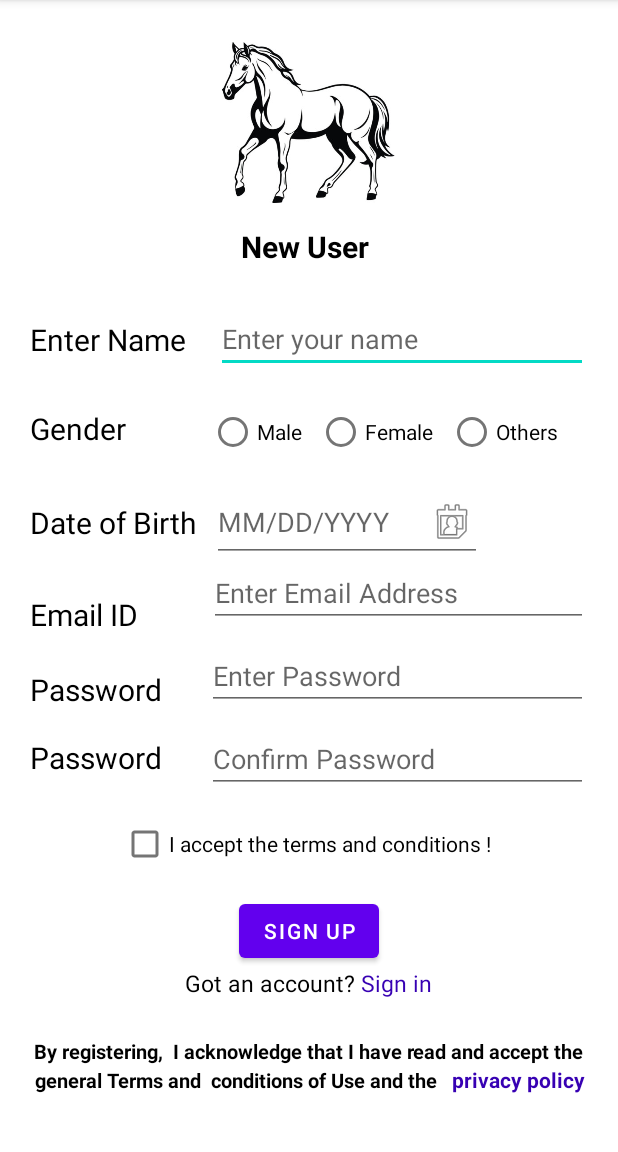
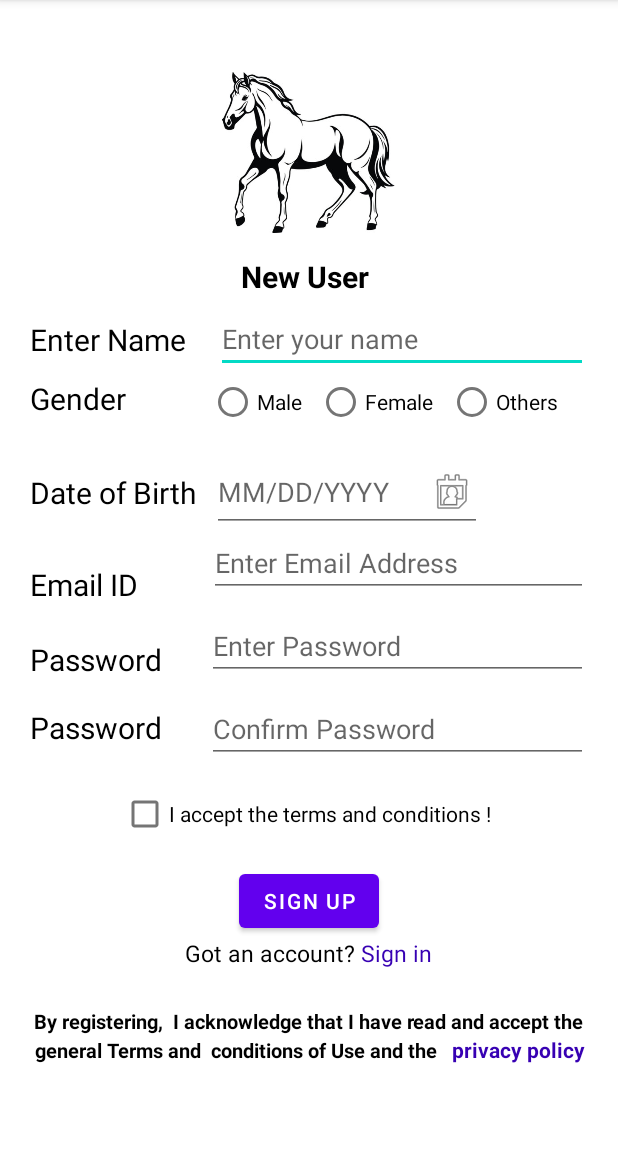
Before and after one commit to SumanTanwar/github_finalProjectAndroid, an Android app: the NewUser screen opened directly, with no data from a screen before it, on a phone screen of 412 x 824 dp, the part 84-1236 px from its top. Run offline under Robolectric (Android 15) with nearby library versions, the phone set to English and light mode, and no system bars.

Commit message:
This is my 4th commit

```diff
--- a/app/src/main/res/layout/activity_new_user.xml
+++ b/app/src/main/res/layout/activity_new_user.xml
@@ -30,7 +30,7 @@
         android:layout_height="wrap_content"
         android:gravity="left"
         android:orientation="horizontal"
-        android:layout_marginTop="25dp">
+        android:layout_marginTop="5dp">
 
         <TextView
             android:layout_width="wrap_content"
@@ -61,7 +61,7 @@
     <LinearLayout
         android:layout_width="match_parent"
         android:layout_height="wrap_content"
-        android:layout_marginTop="25dp"
+        android:layout_marginTop="5dp"
         android:gravity="left"
         android:orientation="horizontal">
 
```
